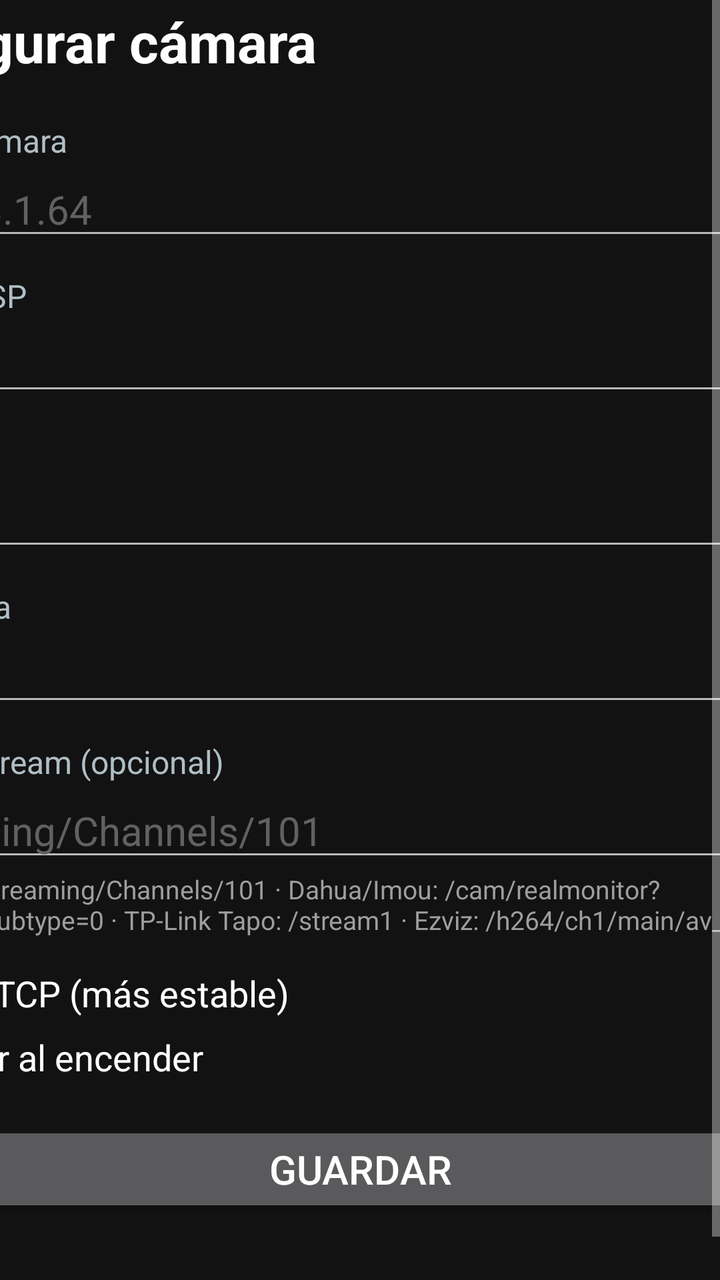
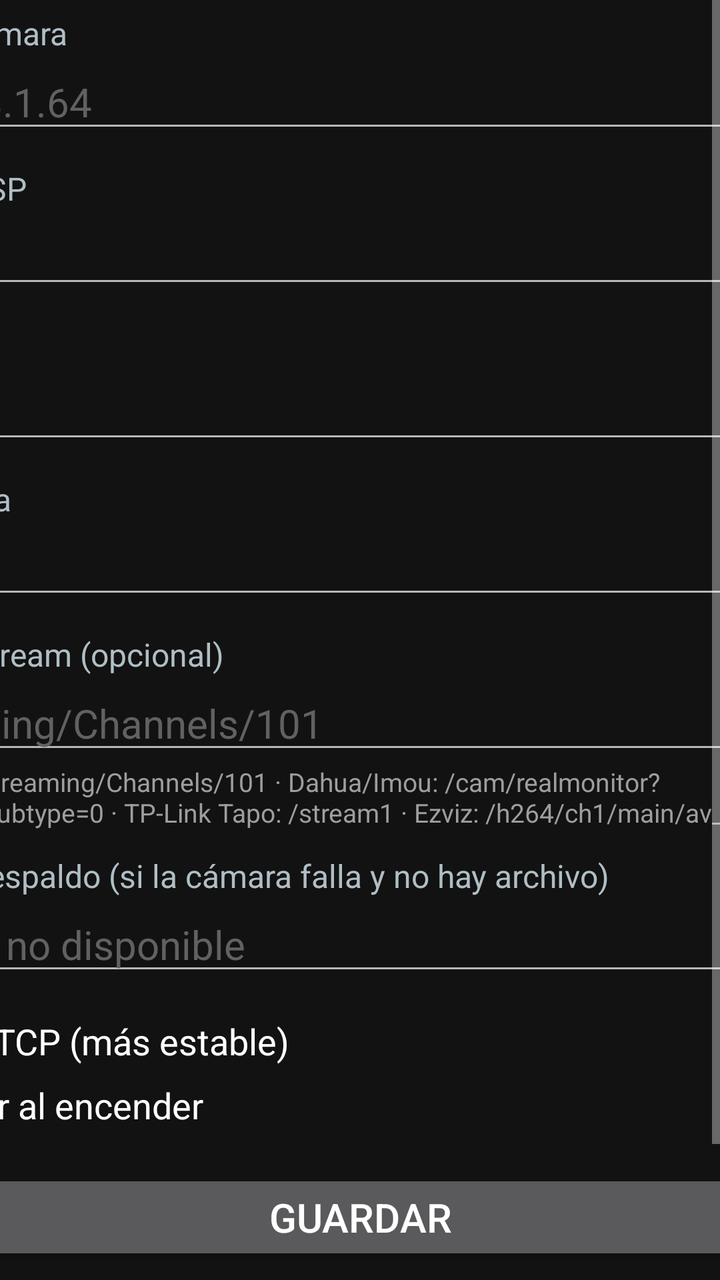

Screens rendered from an Android XML layout before and after an edit, with the pre-edit source and the edit as a unified diff.
<!-- AndroidManifest.xml: application theme AppTheme -->
<!-- res/layout/activity_settings.xml -->
<?xml version="1.0" encoding="utf-8"?>
<ScrollView xmlns:android="http://schemas.android.com/apk/res/android"
    android:layout_width="match_parent"
    android:layout_height="match_parent"
    android:background="#121212"
    android:fillViewport="true">

    <LinearLayout
        android:layout_width="560dp"
        android:layout_height="wrap_content"
        android:layout_gravity="center"
        android:orientation="vertical"
        android:padding="24dp">

        <TextView
            style="@style/Title"
            android:text="@string/settings_title" />

        <TextView style="@style/Label" android:text="@string/ip" />
        <EditText
            android:id="@+id/ip"
            style="@style/Field"
            android:hint="192.168.1.64"
            android:inputType="textUri" />

        <TextView style="@style/Label" android:text="@string/port" />
        <EditText
            android:id="@+id/port"
            style="@style/Field"
            android:hint="554"
            android:inputType="number" />

        <TextView style="@style/Label" android:text="@string/user" />
        <EditText
            android:id="@+id/user"
            style="@style/Field"
            android:hint="admin"
            android:inputType="text" />

        <TextView style="@style/Label" android:text="@string/pass" />
        <EditText
            android:id="@+id/pass"
            style="@style/Field"
            android:inputType="textPassword" />

        <TextView style="@style/Label" android:text="@string/path" />
        <EditText
            android:id="@+id/path"
            style="@style/Field"
            android:hint="/Streaming/Channels/101"
            android:inputType="textUri" />

        <TextView
            android:layout_width="match_parent"
            android:layout_height="wrap_content"
            android:text="@string/path_help"
            android:textColor="#9E9E9E"
            android:textSize="13sp" />

        <CheckBox
            android:id="@+id/tcp"
            android:layout_width="wrap_content"
            android:layout_height="wrap_content"
            android:layout_marginTop="12dp"
            android:text="@string/tcp"
            android:textColor="#FFFFFF"
            android:textSize="18sp" />

        <CheckBox
            android:id="@+id/autostart"
            android:layout_width="wrap_content"
            android:layout_height="wrap_content"
            android:text="@string/autostart"
            android:textColor="#FFFFFF"
            android:textSize="18sp" />

        <Button
            android:id="@+id/save"
            android:layout_width="match_parent"
            android:layout_height="wrap_content"
            android:layout_marginTop="16dp"
            android:text="@string/save"
            android:textSize="20sp" />

        <TextView
            android:id="@+id/preview"
            android:layout_width="match_parent"
            android:layout_height="wrap_content"
            android:layout_marginTop="12dp"
            android:textColor="#757575"
            android:textSize="13sp" />
    </LinearLayout>
</ScrollView>
<!-- resources referenced by this layout -->
<resources>
  <string name="autostart">Iniciar al encender</string>
  <string name="ip">IP de la cámara</string>
  <string name="pass">Contraseña</string>
  <string name="path">Ruta del stream (opcional)</string>
  <string name="path_help">Hikvision: /Streaming/Channels/101 · Dahua/Imou: /cam/realmonitor?channel=1&amp;subtype=0 · TP-Link Tapo: /stream1 · Ezviz: /h264/ch1/main/av_stream</string>
  <string name="port">Puerto RTSP</string>
  <string name="save">Guardar</string>
  <string name="settings_title">Configurar cámara</string>
  <string name="tcp">Usar TCP (más estable)</string>
  <string name="user">Usuario</string>
  <style name="Field">
          <item name="android:layout_width">match_parent</item>
          <item name="android:layout_height">wrap_content</item>
          <item name="android:singleLine">true</item>
          <item name="android:imeOptions">actionNext</item>
          <item name="android:textColor">#FFFFFF</item>
          <item name="android:textColorHint">#616161</item>
          <item name="android:textSize">20sp</item>
      </style>
  <style name="Label">
          <item name="android:layout_width">match_parent</item>
          <item name="android:layout_height">wrap_content</item>
          <item name="android:layout_marginTop">12dp</item>
          <item name="android:textColor">#B0BEC5</item>
          <item name="android:textSize">16sp</item>
      </style>
  <style name="Title">
          <item name="android:layout_width">match_parent</item>
          <item name="android:layout_height">wrap_content</item>
          <item name="android:layout_marginBottom">8dp</item>
          <item name="android:textColor">#FFFFFF</item>
          <item name="android:textSize">28sp</item>
          <item name="android:textStyle">bold</item>
      </style>
  <style name="AppTheme" parent="@android:style/Theme.Material.NoActionBar.Fullscreen">
          <item name="android:windowBackground">@android:color/black</item>
          <item name="android:colorAccent">#29B6F6</item>
      </style>
</resources>

<!-- the commit's change to res/layout/activity_settings.xml (unified diff, before → after) -->
@@ -57,6 +57,14 @@
             android:textColor="#9E9E9E"
             android:textSize="13sp" />
 
+        <TextView style="@style/Label" android:text="@string/backup_text" />
+        <EditText
+            android:id="@+id/backup_text"
+            style="@style/Field"
+            android:hint="@string/backup_text_hint"
+            android:inputType="textCapSentences"
+            android:maxLength="500" />
+
         <CheckBox
             android:id="@+id/tcp"
             android:layout_width="wrap_content"
@@ -89,5 +97,13 @@
             android:layout_marginTop="12dp"
             android:textColor="#757575"
             android:textSize="13sp" />
+
+        <TextView
+            android:id="@+id/remote_url"
+            android:layout_width="match_parent"
+            android:layout_height="wrap_content"
+            android:layout_marginTop="8dp"
+            android:textColor="#29B6F6"
+            android:textSize="16sp" />
     </LinearLayout>
 </ScrollView>
<!-- resource entries referenced after the edit -->
@@ -1,6 +1,8 @@
 <!-- resources referenced by this layout -->
 <resources>
   <string name="autostart">Iniciar al encender</string>
+  <string name="backup_text">Texto de respaldo (si la cámara falla y no hay archivo)</string>
+  <string name="backup_text_hint">Cámara no disponible</string>
   <string name="ip">IP de la cámara</string>
   <string name="pass">Contraseña</string>
   <string name="path">Ruta del stream (opcional)</string>
